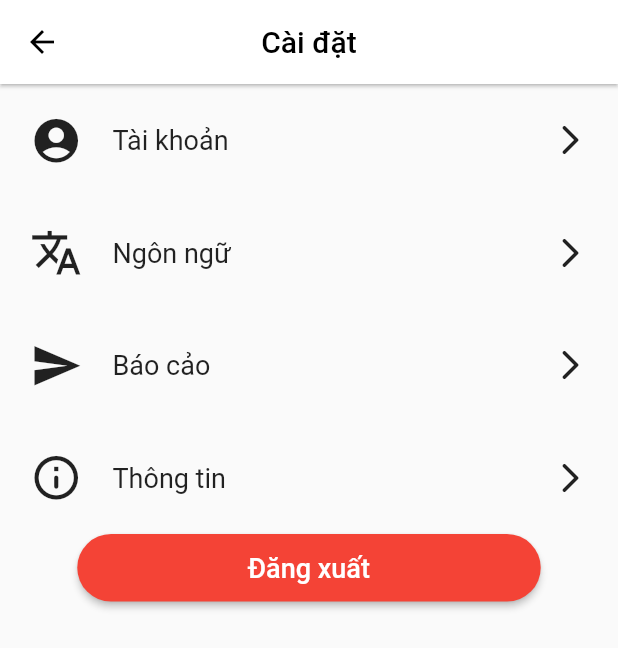
After one commit to ngoctienUIT/CookingSocialNetworkFlutter, a Flutter app: the MainPage screen opened directly, item 4 of the bottom bar chosen, after a tap on the "menu" icon, on a phone screen of 412 x 824 dp. The commit adds this screen. Shown: the top 648 px of the screen. Run offline on Flutter 3.47's test engine with Material 2 defaults, Android fonts, the phone set to English and light mode, and no system bars; our stand-ins replace animated_splash_screen, cached_network_image, cloud_firestore, equatable, firebase_auth, firebase_core and 11 more; missing offline and left inert: duration_picker; accounts and stored records are empty; network calls fail.

Commit message:
update UI
Cập nhật giao diện trang chủ + cài đặt

```diff
--- a/lib/main/home/home_page.dart
+++ b/lib/main/home/home_page.dart
@@ -1,4 +1,6 @@
 import 'package:cooking_social_network/main/home/page/follow_post.dart';
+import 'package:cooking_social_network/main/home/page/for_you_post.dart';
+import 'package:cooking_social_network/main/home/page/new_post.dart';
 import 'package:flutter/material.dart';
 
 class HomePage extends StatefulWidget {
@@ -84,7 +86,7 @@ class _HomePageState extends State<HomePage> with TickerProviderStateMixin {
                 borderRadius: BorderRadius.vertical(top: Radius.circular(20))),
             child: TabBarView(
               controller: _tabController,
-              children: const [Text("data"), Text("data"), FollowPost()],
+              children: const [NewPost(), ForYouPost(), FollowPost()],
             ),
           ),
         )
--- a/lib/main/home/page/new_post.dart
+++ b/lib/main/home/page/new_post.dart
@@ -0,0 +1,54 @@
+import 'package:cloud_firestore/cloud_firestore.dart';
+import 'package:cooking_social_network/main/home/widget/item_loading.dart';
+import 'package:cooking_social_network/main/home/widget/item_post.dart';
+import 'package:flutter/material.dart';
+import 'package:shimmer/shimmer.dart';
+
+class NewPost extends StatelessWidget {
+  const NewPost({Key? key}) : super(key: key);
+
+  @override
+  Widget build(BuildContext context) {
+    return StreamBuilder<QuerySnapshot>(
+        stream: FirebaseFirestore.instance
+            .collection("post")
+            .orderBy("time", descending: true)
+            .snapshots(),
+        builder: (context, snapshot) {
+          if (snapshot.hasError) {
+            return const Icon(Icons.error);
+          }
+
+          if (snapshot.connectionState == ConnectionState.waiting) {
+            return GridView.builder(
+                itemCount: 10,
+                gridDelegate: const SliverGridDelegateWithFixedCrossAxisCount(
+                  crossAxisCount: 2,
+                  crossAxisSpacing: 5,
+                  mainAxisSpacing: 5,
+                  childAspectRatio: 2 / 3,
+                ),
+                itemBuilder: (context, index) {
+                  return itemLoading();
+                });
+          }
+
+          List<String> docs = [];
+          for (var element in snapshot.requireData.docs) {
+            docs.add(element.id);
+          }
+
+          return GridView.builder(
+              itemCount: docs.length,
+              gridDelegate: const SliverGridDelegateWithFixedCrossAxisCount(
+                crossAxisCount: 2,
+                crossAxisSpacing: 5,
+                mainAxisSpacing: 5,
+                childAspectRatio: 2 / 3,
+              ),
+              itemBuilder: (context, index) {
+                return ItemPost(id: docs[index]);
+              });
+        });
+  }
+}
--- /dev/null
+++ b/lib/main/home/widget/item_loading.dart
@@ -0,0 +1,20 @@
+import 'package:flutter/material.dart';
+import 'package:shimmer/shimmer.dart';
+
+Widget itemLoading() {
+  return Shimmer.fromColors(
+    baseColor: Colors.grey[300]!,
+    highlightColor: Colors.grey[100]!,
+    child: Card(
+      shape: RoundedRectangleBorder(
+        borderRadius: BorderRadius.circular(10),
+      ),
+      child: Container(
+        decoration: BoxDecoration(
+          color: Colors.grey,
+          borderRadius: BorderRadius.circular(10),
+        ),
+      ),
+    ),
+  );
+}
--- a/lib/main/notify/notify_page.dart
+++ b/lib/main/notify/notify_page.dart
@@ -21,7 +21,9 @@ class _NotifyPageState extends State<NotifyPage> with TickerProviderStateMixin {
   Widget build(BuildContext context) {
     return Column(
       children: [
-        Container(
+        Material(
+          elevation: 1,
+          child: Container(
             alignment: Alignment.center,
             child: TabBar(
                 controller: _tabController,
@@ -35,6 +37,7 @@ class _NotifyPageState extends State<NotifyPage> with TickerProviderStateMixin {
                   Tab(text: "Bình luận"),
                   Tab(text: "Theo dõi")
                 ]),
+          ),
         ),
         Expanded(
           child: TabBarView(
--- a/lib/main/profile/profile_page.dart
+++ b/lib/main/profile/profile_page.dart
@@ -1,11 +1,11 @@
 import 'package:cached_network_image/cached_network_image.dart';
 import 'package:cloud_firestore/cloud_firestore.dart';
-import 'package:cooking_social_network/login/login_page.dart';
 import 'package:cooking_social_network/main/profile/widget/item_follow.dart';
 import 'package:cooking_social_network/main/profile/widget/list_post.dart';
 import 'package:cooking_social_network/model/info.dart';
 import 'package:cooking_social_network/model/user.dart' as myuser;
 import 'package:cooking_social_network/repository/user_repository.dart';
+import 'package:cooking_social_network/setting/setting_page.dart';
 import 'package:firebase_auth/firebase_auth.dart';
 import 'package:flutter/material.dart';
 import 'package:shimmer/shimmer.dart';
@@ -66,14 +66,13 @@ class _ProfilePageState extends State<ProfilePage>
                 Positioned(
                   right: 0,
                   child: TextButton(
-                    onPressed: () async {
-                      await UserRepository.logout();
-                      if (!mounted) return;
-                      Navigator.pushAndRemoveUntil(
-                          context,
-                          MaterialPageRoute(
-                              builder: (context) => const LoginPage()),
-                          (route) => false);
+                    onPressed: () {
+                      Navigator.push(
+                        context,
+                        MaterialPageRoute(
+                          builder: (context) => const SettingPage(),
+                        ),
+                      );
                     },
                     child: const Icon(Icons.menu, color: Colors.black),
                   ),
--- a/lib/main/search/search_page.dart
+++ b/lib/main/search/search_page.dart
@@ -25,7 +25,7 @@ class _SearchPageState extends State<SearchPage> with TickerProviderStateMixin {
     return Column(
       children: [
         Material(
-          elevation: 2,
+          elevation: 1,
           child: Column(
             children: [
               const SizedBox(height: 10),
--- /dev/null
+++ b/lib/setting/setting_page.dart
@@ -0,0 +1,81 @@
+import 'package:cooking_social_network/login/login_page.dart';
+import 'package:cooking_social_network/repository/user_repository.dart';
+import 'package:cooking_social_network/setting/widget/item_setting.dart';
+import 'package:flutter/material.dart';
+
+class SettingPage extends StatefulWidget {
+  const SettingPage({Key? key}) : super(key: key);
+
+  @override
+  State<SettingPage> createState() => _SettingPageState();
+}
+
+class _SettingPageState extends State<SettingPage> {
+  @override
+  Widget build(BuildContext context) {
+    return Scaffold(
+      appBar: AppBar(
+        elevation: 1,
+        backgroundColor: Colors.white,
+        title: const Text(
+          "Cài đặt",
+          style: TextStyle(color: Colors.black),
+        ),
+        centerTitle: true,
+        iconTheme: const IconThemeData(color: Colors.black),
+      ),
+      body: Column(
+        children: [
+          itemSetting(
+            text: "Tài khoản",
+            action: () {},
+            icon: Icons.account_circle,
+          ),
+          itemSetting(
+            text: "Ngôn ngữ",
+            action: () {},
+            icon: Icons.translate,
+          ),
+          itemSetting(
+            text: "Báo cảo",
+            action: () {},
+            icon: Icons.send,
+          ),
+          itemSetting(
+            text: "Thông tin",
+            action: () {},
+            icon: Icons.info_outline_rounded,
+          ),
+          buttonLogout(context)
+        ],
+      ),
+    );
+  }
+
+  Widget buttonLogout(BuildContext context) {
+    return SizedBox(
+      height: 45,
+      width: MediaQuery.of(context).size.width * 0.75,
+      child: ElevatedButton(
+        onPressed: () async {
+          await UserRepository.logout();
+          if (!mounted) return;
+          Navigator.pushAndRemoveUntil(
+              context,
+              MaterialPageRoute(builder: (context) => const LoginPage()),
+              (route) => false);
+        },
+        style: ButtonStyle(
+          shape: MaterialStateProperty.all(
+            RoundedRectangleBorder(borderRadius: BorderRadius.circular(30.0)),
+          ),
+          backgroundColor: MaterialStateProperty.all(Colors.red),
+        ),
+        child: const Text(
+          "Đăng xuất",
+          style: TextStyle(fontSize: 18),
+        ),
+      ),
+    );
+  }
+}
--- /dev/null
+++ b/lib/setting/widget/item_setting.dart
@@ -0,0 +1,28 @@
+import 'package:flutter/material.dart';
+
+Widget itemSetting(
+    {required String text, required Function action, required IconData icon}) {
+  return InkWell(
+    onTap: () {
+      action();
+    },
+    child: Padding(
+      padding: const EdgeInsets.symmetric(horizontal: 20, vertical: 20),
+      child: Row(
+        children: [
+          Icon(
+            icon,
+            size: 35,
+          ),
+          const SizedBox(width: 20),
+          Text(
+            text,
+            style: const TextStyle(fontSize: 18),
+          ),
+          const Spacer(),
+          const Icon(Icons.arrow_forward_ios_rounded)
+        ],
+      ),
+    ),
+  );
+}
```
Also changed, not shown: lib/main/home/page/follow_post.dart (+3 -23 lines), lib/main/home/page/for_you_post.dart (+53 -0 lines), lib/main/home/widget/item_post.dart (added, +143 -0 lines), lib/main/home/widget/react_widget.dart (added, +19 -0 lines), lib/repository/notify_repository.dart (+30 -10 lines). Lines whose indentation alone changed are shown as unchanged.
